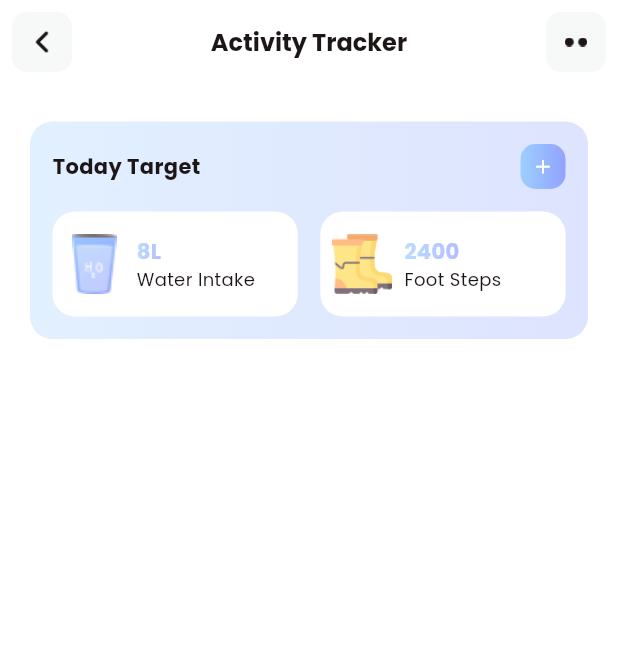
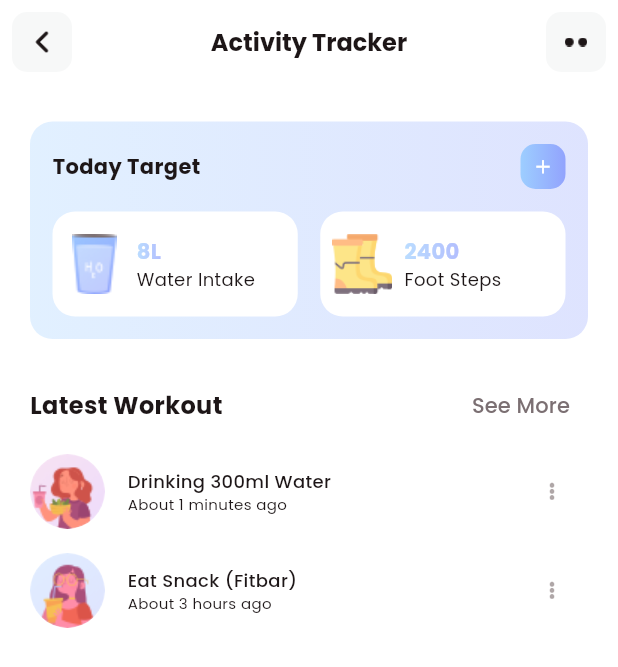
Before and after one commit to hicranfiliz/fitness, a Flutter app: the ActivityTrackerView screen opened directly, on a phone screen of 412 x 824 dp. Shown: the top 667 px of the screen. Run offline on Flutter 3.47's test engine with Material 2 defaults, Android fonts, the phone set to English and light mode, and no system bars; our stand-ins replace carousel_slider, fl_chart, simple_circular_progress_bar; missing offline and left inert: dotted_dashed_line, simple_animation_progress_bar.

Commit message:
added latest activiy part

```diff
--- /dev/null
+++ b/lib/common_widget/lates_activity_row.dart
@@ -0,0 +1,52 @@
+import 'package:fitness/common/colo_extension.dart';
+import 'package:flutter/material.dart';
+import 'package:simple_animation_progress_bar/simple_animation_progress_bar.dart';
+
+class LatestActivityRow extends StatelessWidget {
+  final Map wObj;
+  const LatestActivityRow({super.key, required this.wObj});
+
+  @override
+  Widget build(BuildContext context) {
+    var media = MediaQuery.of(context).size;
+    return Container(
+        margin: const EdgeInsets.symmetric(vertical: 8),
+        child: Row(children: [
+          ClipRRect(
+              borderRadius: BorderRadius.circular(30),
+              child: Image.asset(wObj["image"].toString(),
+                  width: 50, height: 50, fit: BoxFit.cover)),
+          const SizedBox(
+            width: 15,
+          ),
+          Expanded(
+              child: Column(
+            crossAxisAlignment: CrossAxisAlignment.start,
+            children: [
+              Text(
+                wObj["title"].toString(),
+                style: TextStyle(
+                    color: TColor.black,
+                    fontSize: 12,
+                    fontWeight: FontWeight.w500),
+              ),
+              Text(
+                wObj["time"].toString(),
+                style: TextStyle(
+                  color: TColor.black,
+                  fontSize: 10,
+                ),
+              ),
+            ],
+          )),
+          IconButton(
+              onPressed: () {},
+              icon: Image.asset(
+                "assets/img/sub_menu.png",
+                width: 12,
+                height: 12,
+                fit: BoxFit.contain,
+              ))
+        ]));
+  }
+}
--- a/lib/view/home/activity_tracker_view.dart
+++ b/lib/view/home/activity_tracker_view.dart
@@ -1,4 +1,5 @@
 import 'package:fitness/common/colo_extension.dart';
+import 'package:fitness/common_widget/lates_activity_row.dart';
 import 'package:fitness/common_widget/round_button.dart';
 import 'package:fitness/common_widget/today_target_cell.dart';
 import 'package:flutter/material.dart';
@@ -11,40 +12,21 @@ class ActivityTrackerView extends StatefulWidget {
 }
 
 class _ActivityTrackerViewState extends State<ActivityTrackerView> {
-  List notificationArr = [
+  List latestArr = [
     {
-      "image": "assets/img/Workout1.png",
-      "title": "It's time for lunch",
+      "image": "assets/img/pic_4.png",
+      "title": "Drinking 300ml Water",
       "time": "About 1 minutes ago"
     },
     {
-      "image": "assets/img/Workout2.png",
-      "title": "Don't miss your lowebody workout",
+      "image": "assets/img/pic_5.png",
+      "title": "Eat Snack (Fitbar)",
       "time": "About 3 hours ago"
     },
-    {
-      "image": "assets/img/Workout3.png",
-      "title": "Let's add some meals on your b",
-      "time": "About 3 hours ago"
-    },
-    {
-      "image": "assets/img/Workout1.png",
-      "title": "Congratulations, You have finished A..",
-      "time": "29 May"
-    },
-    {
-      "image": "assets/img/Workout2.png",
-      "title": "It's time for lunch",
-      "time": "8 April"
-    },
-    {
-      "image": "assets/img/Workout3.png",
-      "title": "Ups, You have missed your Lowebo...",
-      "time": "8 April"
-    }
   ];
   @override
   Widget build(BuildContext context) {
+    var media = MediaQuery.of(context).size;
     return Scaffold(
       appBar: AppBar(
         backgroundColor: TColor.white,
@@ -169,6 +151,44 @@ class _ActivityTrackerViewState extends State<ActivityTrackerView> {
                   ],
                 ),
               ),
+              SizedBox(
+                height: media.width * 0.05,
+              ),
+              Row(
+                mainAxisAlignment: MainAxisAlignment.spaceBetween,
+                children: [
+                  Text(
+                    "Latest Workout",
+                    style: TextStyle(
+                        color: TColor.black,
+                        fontSize: 16,
+                        fontWeight: FontWeight.w700),
+                  ),
+                  TextButton(
+                    onPressed: () {},
+                    child: Text(
+                      "See More",
+                      style: TextStyle(
+                        color: TColor.gray,
+                        fontSize: 14,
+                      ),
+                    ),
+                  )
+                ],
+              ),
+              ListView.builder(
+                padding: EdgeInsets.zero,
+                physics: const NeverScrollableScrollPhysics(),
+                shrinkWrap: true,
+                itemCount: latestArr.length,
+                itemBuilder: (context, index) {
+                  var wObj = latestArr[index] as Map? ?? {};
+                  return LatestActivityRow(wObj: wObj);
+                },
+              ),
+              SizedBox(
+                height: media.width * 0.1,
+              ),
             ],
           ),
         ),
```
